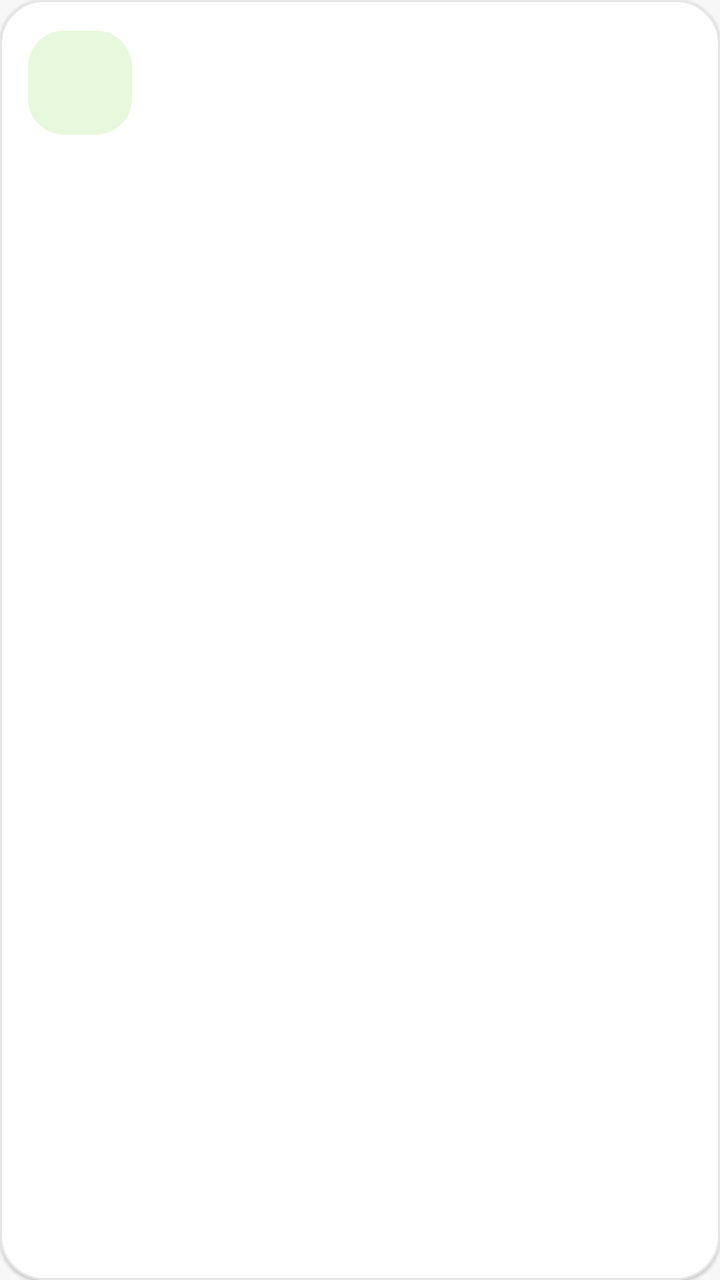
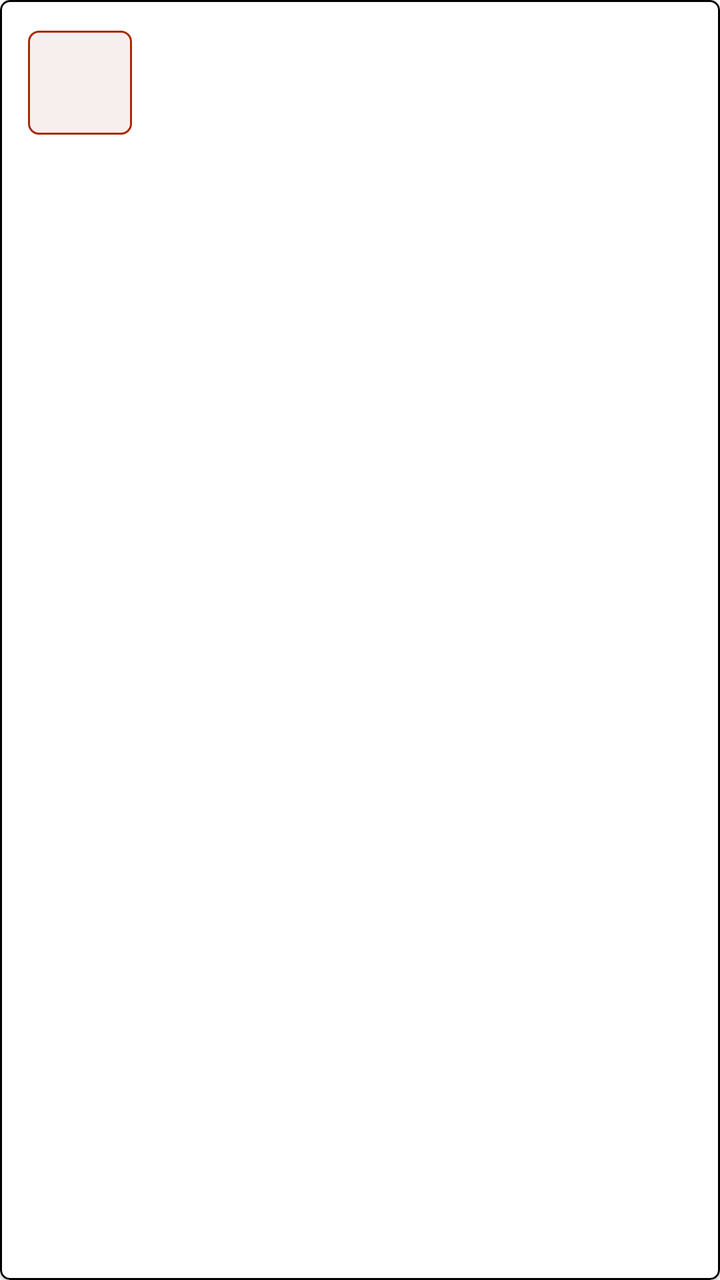

An Android layout rendered at two revisions. The XML below is the earlier revision; the diff shows what the commit changed to produce the second picture.
<!-- AndroidManifest.xml: application theme Theme.NihongoBeginner -->
<!-- res/layout/item_lesson_card.xml -->
<?xml version="1.0" encoding="utf-8"?>
<com.google.android.material.card.MaterialCardView xmlns:android="http://schemas.android.com/apk/res/android"
    xmlns:app="http://schemas.android.com/apk/res-auto"
    android:layout_width="match_parent"
    android:layout_height="wrap_content"
    android:layout_marginStart="6dp"
    android:layout_marginTop="6dp"
    android:layout_marginEnd="6dp"
    android:layout_marginBottom="8dp"
    app:cardBackgroundColor="@color/surfaceAlt"
    app:cardCornerRadius="22dp"
    app:cardElevation="1dp"
    app:rippleColor="@color/surfaceSoft"
    app:strokeColor="@color/dividerSoft"
    app:strokeWidth="1dp">

    <LinearLayout
        android:layout_width="match_parent"
        android:layout_height="wrap_content"
        android:gravity="center_vertical"
        android:orientation="horizontal"
        android:padding="14dp">

        <TextView
            android:id="@+id/tvEmoji"
            android:layout_width="52dp"
            android:layout_height="52dp"
            android:background="@drawable/bg_icon_bubble"
            android:gravity="center"
            android:textSize="30sp" />

        <LinearLayout
            android:layout_width="0dp"
            android:layout_height="wrap_content"
            android:layout_marginStart="12dp"
            android:layout_weight="1"
            android:orientation="vertical">

            <TextView
                android:id="@+id/tvLessonNumber"
                android:layout_width="wrap_content"
                android:layout_height="wrap_content"
                android:textColor="@color/onSurfaceMuted"
                android:textSize="11sp" />

            <TextView
                android:id="@+id/tvTitle"
                android:layout_width="wrap_content"
                android:layout_height="wrap_content"
                android:textColor="@color/onSurface"
                android:textSize="17sp"
                android:textStyle="bold" />

            <TextView
                android:id="@+id/tvSubtitle"
                android:layout_width="wrap_content"
                android:layout_height="wrap_content"
                android:textColor="@color/onSurfaceMuted"
                android:textSize="13sp" />

        </LinearLayout>

        <ImageView
            android:id="@+id/ivCompleted"
            android:layout_width="24dp"
            android:layout_height="24dp"
            android:src="@android:drawable/checkbox_on_background"
            android:visibility="gone"
            app:tint="@color/accentTeal" />

    </LinearLayout>

</com.google.android.material.card.MaterialCardView>
<!-- resources referenced by this layout -->
<resources>
  <color name="accentTeal">#1CB0F6</color>
  <color name="dividerSoft">#E5E5E5</color>
  <color name="onSurface">#3C3C3C</color>
  <color name="onSurfaceMuted">#777777</color>
  <color name="surfaceAlt">#FFFFFF</color>
  <color name="surfaceSoft">#E5E5E5</color>
  <!-- drawable bg_icon_bubble (drawable) -->
  <?xml version="1.0" encoding="utf-8"?>
  <shape xmlns:android="http://schemas.android.com/apk/res/android">
      <solid android:color="#E8F8DD" />
      <corners android:radius="18dp" />
  </shape>
  <style name="Theme.NihongoBeginner" parent="Theme.MaterialComponents.DayNight.DarkActionBar">
          <item name="colorPrimary">@color/colorPrimary</item>
          <item name="colorPrimaryVariant">@color/colorPrimaryVariant</item>
          <item name="colorOnPrimary">@color/colorOnPrimary</item>
          <item name="colorSecondary">@color/colorSecondary</item>
          <item name="colorOnSecondary">@color/colorOnSecondary</item>
          <item name="android:colorBackground">@color/background</item>
          <item name="colorSurface">@color/surface</item>
          <item name="colorOnSurface">@color/onSurface</item>
          <item name="materialButtonStyle">@style/App.Button</item>
          <item name="windowActionBar">false</item>
          <item name="windowNoTitle">true</item>
          <item name="android:windowSoftInputMode">adjustResize</item>
      </style>
  <color name="colorPrimary">#58CC02</color>
  <color name="colorPrimaryVariant">#89E219</color>
  <color name="colorOnPrimary">#FFFFFF</color>
  <color name="colorSecondary">#1CB0F6</color>
  <color name="colorOnSecondary">#FFFFFF</color>
  <color name="background">#F7F7F7</color>
  <color name="surface">#F7F7F7</color>
  <style name="App.Button" parent="Widget.MaterialComponents.Button">
          <item name="cornerRadius">18dp</item>
          <item name="android:minHeight">52dp</item>
          <item name="android:textAllCaps">false</item>
          <item name="android:textStyle">bold</item>
          <item name="backgroundTint">@color/colorPrimary</item>
          <item name="android:textColor">@color/white</item>
      </style>
  <color name="white">#FFFFFF</color>
</resources>

<!-- the commit's change to res/layout/item_lesson_card.xml (unified diff, before → after) -->
@@ -8,10 +8,10 @@
     android:layout_marginEnd="6dp"
     android:layout_marginBottom="8dp"
     app:cardBackgroundColor="@color/surfaceAlt"
-    app:cardCornerRadius="22dp"
+    app:cardCornerRadius="5dp"
     app:cardElevation="1dp"
     app:rippleColor="@color/surfaceSoft"
-    app:strokeColor="@color/dividerSoft"
+    app:strokeColor="@color/black"
     app:strokeWidth="1dp">
 
     <LinearLayout
<!-- resource entries referenced after the edit -->
@@ -1,16 +1,19 @@
 <!-- resources referenced by this layout -->
 <resources>
-  <color name="accentTeal">#1CB0F6</color>
-  <color name="dividerSoft">#E5E5E5</color>
-  <color name="onSurface">#3C3C3C</color>
-  <color name="onSurfaceMuted">#777777</color>
+  <color name="accentTeal">#B62007</color>
+  <color name="black">#000000</color>
+  <color name="onSurface">#000000</color>
+  <color name="onSurfaceMuted">#4C4C4C</color>
   <color name="surfaceAlt">#FFFFFF</color>
-  <color name="surfaceSoft">#E5E5E5</color>
+  <color name="surfaceSoft">#F7EFED</color>
   <!-- drawable bg_icon_bubble (drawable) -->
   <?xml version="1.0" encoding="utf-8"?>
   <shape xmlns:android="http://schemas.android.com/apk/res/android">
-      <solid android:color="#E8F8DD" />
-      <corners android:radius="18dp" />
+      <solid android:color="@color/surfaceSoft" />
+      <stroke
+          android:width="1dp"
+          android:color="@color/colorPrimary" />
+      <corners android:radius="5dp" />
   </shape>
   <style name="Theme.NihongoBeginner" parent="Theme.MaterialComponents.DayNight.DarkActionBar">
           <item name="colorPrimary">@color/colorPrimary</item>
@@ -26,20 +29,22 @@
           <item name="windowNoTitle">true</item>
           <item name="android:windowSoftInputMode">adjustResize</item>
       </style>
-  <color name="colorPrimary">#58CC02</color>
-  <color name="colorPrimaryVariant">#89E219</color>
+  <color name="colorPrimary">#AA2906</color>
+  <color name="colorPrimaryVariant">#B62007</color>
   <color name="colorOnPrimary">#FFFFFF</color>
-  <color name="colorSecondary">#1CB0F6</color>
+  <color name="colorSecondary">#000000</color>
   <color name="colorOnSecondary">#FFFFFF</color>
-  <color name="background">#F7F7F7</color>
-  <color name="surface">#F7F7F7</color>
+  <color name="background">#FFFFFF</color>
+  <color name="surface">#FFFFFF</color>
   <style name="App.Button" parent="Widget.MaterialComponents.Button">
-          <item name="cornerRadius">18dp</item>
+          <item name="cornerRadius">5dp</item>
           <item name="android:minHeight">52dp</item>
           <item name="android:textAllCaps">false</item>
           <item name="android:textStyle">bold</item>
           <item name="backgroundTint">@color/colorPrimary</item>
           <item name="android:textColor">@color/white</item>
+          <item name="strokeColor">@color/black</item>
+          <item name="strokeWidth">1dp</item>
       </style>
   <color name="white">#FFFFFF</color>
 </resources>
